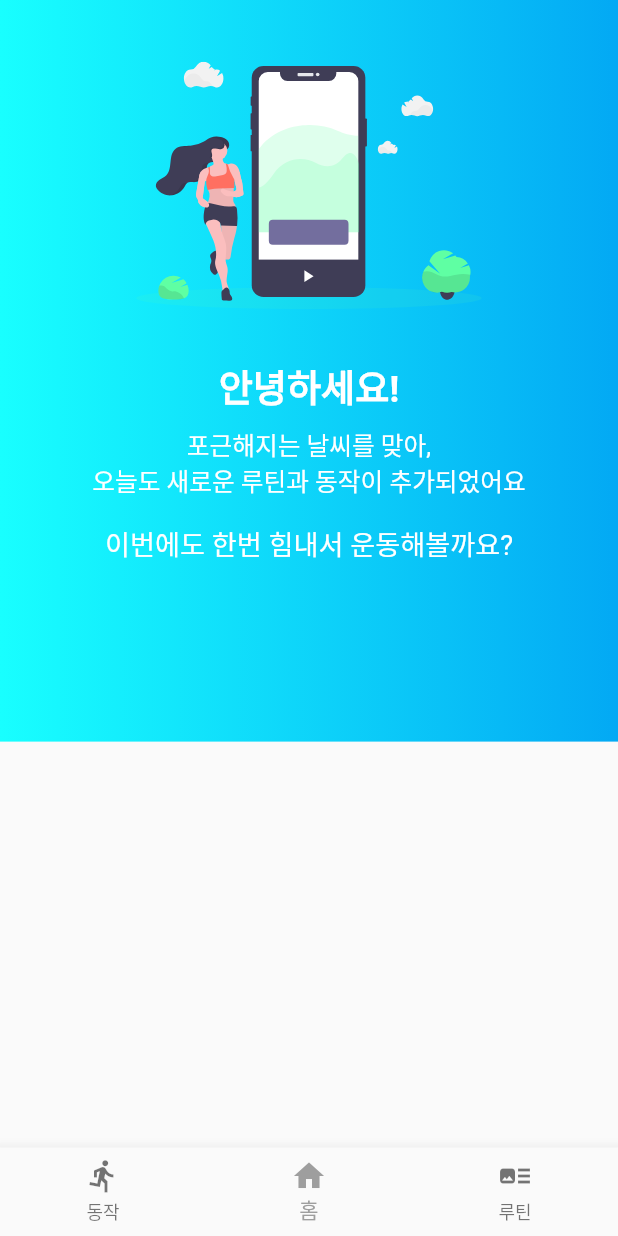
After one commit to project-MyTin/Flutter, a Flutter app: the screen it shows after launch, on a phone screen of 412 x 824 dp. The commit adds this screen. Run offline on Flutter 3.47's test engine with Material 2 defaults, Android fonts, the phone set to English and light mode, and no system bars; our stand-ins replace flutter_svg, get, image_picker.

Commit message:
code : add wave_wrapper.dart

```diff
--- a/lib/screens/screen_main.dart
+++ b/lib/screens/screen_main.dart
@@ -2,6 +2,7 @@ import 'package:flutter/material.dart';
 import 'package:flutter/painting.dart';
 import 'package:flutter_svg/flutter_svg.dart';
 import 'package:mytin/widgets/page_bottom_navigation_bar.dart';
+import 'package:mytin/widgets/wave_wrapper.dart';
 
 class MainPage extends StatelessWidget {
   @override
@@ -14,7 +15,13 @@ class MainPage extends StatelessWidget {
         body: Center(
           child: Column(
             children: [
-              buildMainPageHeader(height, width),
+              WaveWrapper(
+                child: buildMainPageHeader(height, width),
+                height: height,
+                width: width,
+                colorList: [Colors.cyanAccent, Colors.lightBlue],
+                opacityList: [0.3, 0.5, 0.8],
+              ),
             ],
           ),
         ),
@@ -30,7 +37,8 @@ class MainPage extends StatelessWidget {
       child: Column(
         children: [
           SizedBox(height: 0.05 * height),
-          SvgPicture.asset("images/undraw_fitness_tracker_3033.svg", height: 0.2 * height),
+          SvgPicture.asset("images/undraw_fitness_tracker_3033.svg",
+              height: 0.2 * height),
           SizedBox(height: 0.04 * height),
           Text("안녕하세요!",
               style: TextStyle(
@@ -56,12 +64,13 @@ class MainPage extends StatelessWidget {
       ),
       decoration: BoxDecoration(
         gradient: LinearGradient(
-            begin: Alignment.centerLeft,
-            end: Alignment.centerRight,
-            colors: [
-              Colors.cyanAccent,
-              Colors.lightBlue,
-            ]),
+          begin: Alignment.centerLeft,
+          end: Alignment.centerRight,
+          colors: [
+            Colors.cyanAccent,
+            Colors.lightBlue,
+          ],
+        ),
       ),
     );
   }
--- /dev/null
+++ b/lib/widgets/wave_wrapper.dart
@@ -0,0 +1,76 @@
+import 'package:flutter/cupertino.dart';
+import 'package:flutter/material.dart';
+
+class WaveWrapper extends StatelessWidget {
+  final Container child;
+  final double width, height;
+  final List<double> opacityList;
+  final List<Color> colorList;
+
+  WaveWrapper(
+      {this.child, this.height, this.width, this.opacityList, this.colorList});
+
+  @override
+  Widget build(BuildContext context) {
+    return Stack(
+      children: [
+        for (double opacity in opacityList)
+          ClipPath(
+              clipper: WaveClipper([
+                [2/4 * width, height + 30],
+                [3/4 * width, height - 30],
+                [4/4 * width, height + 30],
+              ]),
+              child: NullContainer(height, width, colorList, opacity)),
+        ClipPath(clipper: WaveClipper([
+          [2/4 * width, height - 30],
+          [3/4 * width, height + 30],
+          [4/4 * width, height - 30],
+        ]), child: child),
+      ],
+    );
+  }
+}
+
+class WaveClipper extends CustomClipper<Path> {
+  final List<List<double>> points;
+
+  WaveClipper(this.points);
+
+  @override
+  Path getClip(Size size) {
+    Path path = Path();
+    path.lineTo(0, size.height);
+    for(int i = 0; i < points.length -1; i++) {
+      path.quadraticBezierTo(points[i][0], points[i][1], points[i+1][0], points[i+1][1]);
+    }
+    path.lineTo(size.width, 0);
+    return path;
+  }
+
+  @override
+  bool shouldReclip(covariant CustomClipper<Path> oldClipper) => false;
+}
+
+class NullContainer extends StatelessWidget {
+  final double width, height, opacity;
+  final List<Color> colorList;
+
+  NullContainer(this.width, this.height, this.colorList, this.opacity);
+
+  @override
+  Widget build(BuildContext context) {
+    return Container(
+      decoration: BoxDecoration(
+        gradient: LinearGradient(
+          begin: Alignment.centerLeft,
+          end: Alignment.centerRight,
+          colors: [
+            colorList[0].withOpacity(opacity),
+            colorList[1].withOpacity(opacity)
+          ],
+        ),
+      ),
+    );
+  }
+}
```
